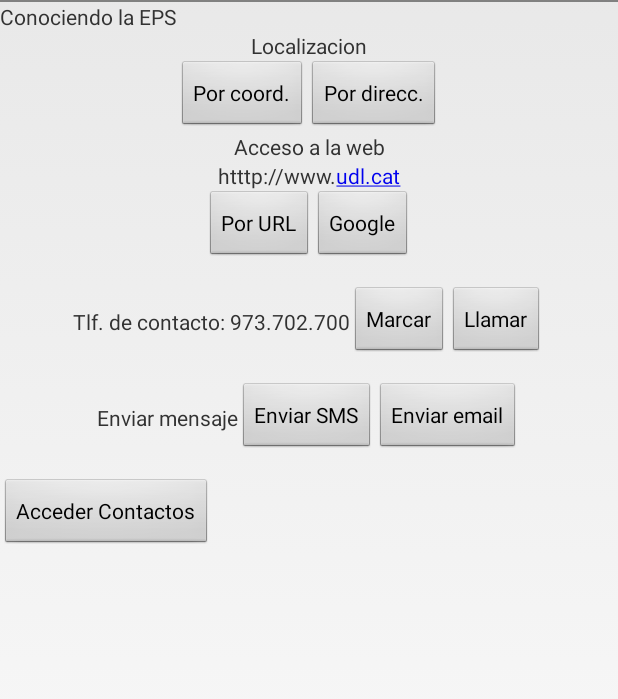
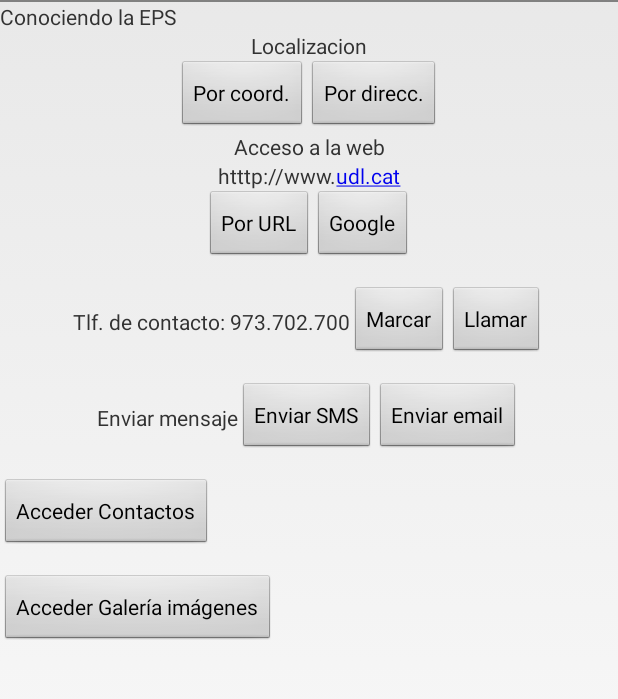
Before and after one commit to nilagut/AndroidMiniActivitat3, an Android app: the screen it shows after launch (MainActivity), on a phone screen of 412 x 824 dp, the part 36-735 px from its top. Run offline under Robolectric (Android 15) with nearby library versions, the phone set to English and light mode, and no system bars; pictures from the network do not load.

```diff
--- a/app/src/main/AndroidManifest.xml
+++ b/app/src/main/AndroidManifest.xml
@@ -19,6 +19,10 @@
             <intent-filter>
                 <action android:name="android.intent.action.MAIN" />
                 <action android:name="android.intent.action.VIEW" />
+                <action android:name="android.intent.action.CALL" />
+                <action android:name="android.intent.action.DIAL" />
+                <action android:name="android.intent.action.SENDTO" />
+                <action android:name="android.intent.action.WEB_SEARCH" />
                 <category android:name="android.intent.category.LAUNCHER" />
             </intent-filter>
         </activity>
--- a/app/src/main/res/layout/main.xml
+++ b/app/src/main/res/layout/main.xml
@@ -117,11 +117,37 @@
 
     </LinearLayout>
 
+    <LinearLayout
+        android:layout_width="match_parent"
+        android:layout_height="wrap_content"
+        android:orientation="horizontal">
+
+        <Button
+            android:id="@+id/button6"
+            android:layout_width="wrap_content"
+            android:layout_height="wrap_content"
+            android:layout_marginTop="@dimen/activity_vertical_margin"
+            android:text="@string/Boto6" />
+
+        <TextView
+            android:id="@+id/textView"
+            android:layout_width="match_parent"
+            android:layout_height="match_parent"
+            android:layout_marginTop="@dimen/textmargin"
+            android:layout_marginLeft="@dimen/textmargin" />
+    </LinearLayout>
+
     <Button
-        android:id="@+id/button6"
+        android:id="@+id/buttonGallery"
         android:layout_width="wrap_content"
         android:layout_height="wrap_content"
         android:layout_marginTop="@dimen/activity_vertical_margin"
-        android:text="@string/Boto6" />
+        android:text="@string/BotoGaleria" />
+
+    <ImageView
+        android:id="@+id/imatge"
+        android:layout_width="match_parent"
+        android:layout_height="match_parent"
+        android:layout_marginBottom="@dimen/imagemargin"/>
 
 </LinearLayout>
--- a/app/src/main/res/values/dimens.xml
+++ b/app/src/main/res/values/dimens.xml
@@ -3,5 +3,7 @@
     <!-- Default screen margins, per the Android Design guidelines. -->
     <dimen name="activity_horizontal_margin">16dp</dimen>
     <dimen name="activity_vertical_margin">16dp</dimen>
+    <dimen name="textmargin">28dp</dimen>
+    <dimen name="imagemargin">5dp</dimen>
 
 </resources>
--- a/app/src/main/res/values/strings.xml
+++ b/app/src/main/res/values/strings.xml
@@ -19,6 +19,7 @@
     <string name="BotoSMS">Enviar SMS</string>
     <string name="BotoMail">Enviar email</string>
     <string name="Boto6">Acceder Contactos</string>
+    <string name="BotoGaleria">Acceder Galería imágenes</string>
     <string name="telef">666666666</string>
     <string name="contact">646888777</string>
     <string name="correu">sss@udl.cat</string>
@@ -34,6 +35,7 @@
     <string name="opcioMail">Enviant email</string>
     <string name="Message">Hi there! I am using SMS :)</string>
     <string name="mail">This is your email!</string>
+    <string name="opcioImage">Accediendo a galeria</string>
 
 
 </resources>
```
Also changed, not shown: app/src/main/java/com/example/surtidointentimpl/MainActivity.java (+33 -3 lines), 128 other files.
